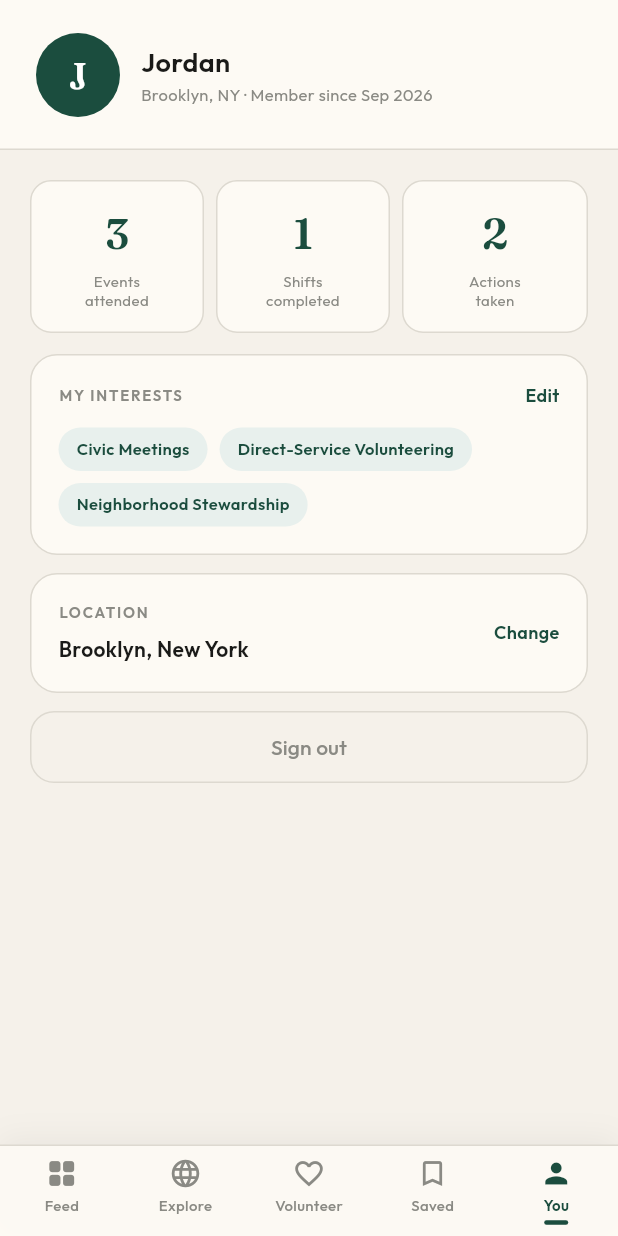
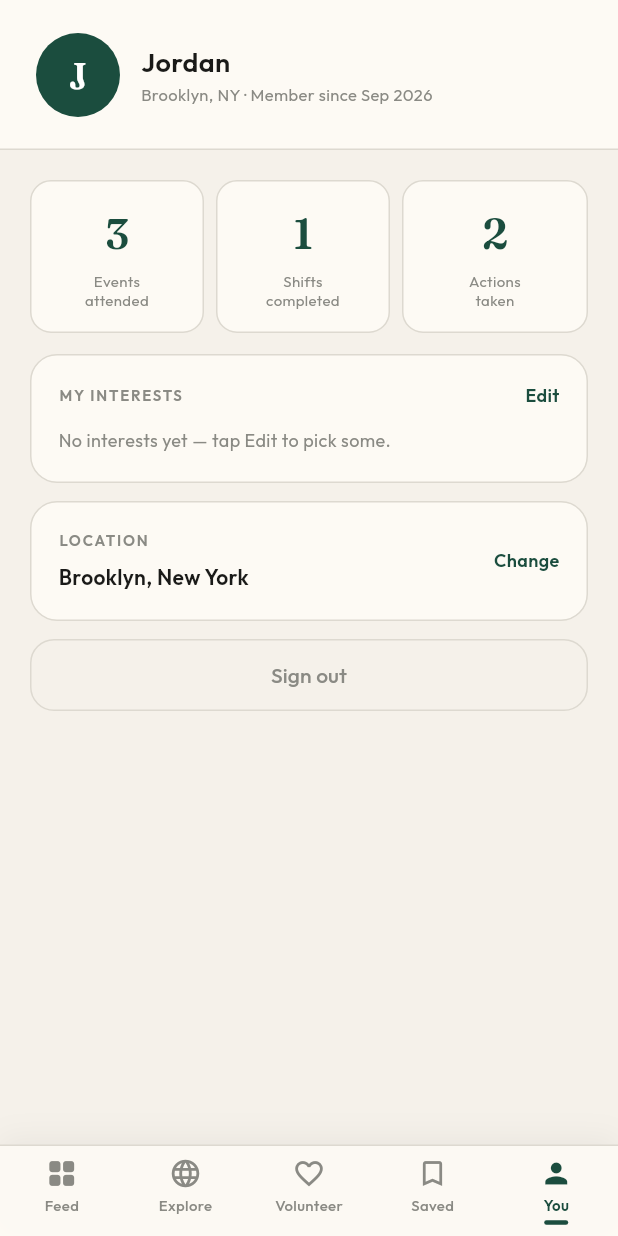
Before and after one commit to beaulierelindsay/InVolve, a Flutter app: the ProfilePage screen opened by its route, on a phone screen of 412 x 824 dp. Run offline on Flutter 3.47's test engine with Material 3 defaults, Android fonts, the light colour scheme and no system bars; our stand-ins replace go_router, google_fonts, shared_preferences; accounts and stored records are empty.

Commit message:
created user preferences model and preferences store, updated main.dart to load preferences on app startup.

```diff
--- a/ui_draft/lib/main.dart
+++ b/ui_draft/lib/main.dart
@@ -2,8 +2,9 @@ import 'package:flutter/material.dart';
 import 'package:flutter/services.dart';
 import 'app_theme.dart';
 import 'router.dart';
+import 'services/preferences_store.dart';
 
-void main() {
+Future<void> main() async {
   WidgetsFlutterBinding.ensureInitialized();
   SystemChrome.setSystemUIOverlayStyle(
     const SystemUiOverlayStyle(
@@ -11,6 +12,7 @@ void main() {
       statusBarIconBrightness: Brightness.dark,
     ),
   );
+  await PreferencesStore.instance.load();
   runApp(const InVolveApp());
 }
 
--- /dev/null
+++ b/ui_draft/lib/models/user_preferences.dart
@@ -0,0 +1,39 @@
+/// What the user told us during onboarding.
+///
+/// This is the contract between the UI and the ranking logic:
+/// - [categoryIds] are EngagementCategory ids (see CategoryIds).
+/// - [commitment] is one of 'drop-in' | 'occasional' | 'regular'.
+class UserPreferences {
+  static const defaultLocation = 'Brooklyn, New York';
+
+  final Set<String> categoryIds;
+  final String? commitment;
+  final String locationLabel;
+
+  const UserPreferences({
+    this.categoryIds = const {},
+    this.commitment,
+    this.locationLabel = defaultLocation,
+  });
+
+  bool get hasInterests => categoryIds.isNotEmpty;
+
+  UserPreferences copyWith({
+    Set<String>? categoryIds,
+    String? commitment,
+    String? locationLabel,
+  }) {
+    return UserPreferences(
+      categoryIds: categoryIds ?? this.categoryIds,
+      commitment: commitment ?? this.commitment,
+      locationLabel: locationLabel ?? this.locationLabel,
+    );
+  }
+
+  /// Shape to write to Firestore (users/{uid}) later.
+  Map<String, dynamic> toMap() => {
+        'categoryIds': categoryIds.toList(),
+        'commitment': commitment,
+        'locationLabel': locationLabel,
+      };
+}
--- a/ui_draft/lib/pages/profile_page.dart
+++ b/ui_draft/lib/pages/profile_page.dart
@@ -2,11 +2,12 @@ import 'package:flutter/material.dart';
 import 'package:go_router/go_router.dart';
 import 'package:google_fonts/google_fonts.dart';
 import '../app_theme.dart';
+import '../models/category.dart';
+import '../services/preferences_store.dart';
 
 class ProfilePage extends StatelessWidget {
   const ProfilePage({super.key});
 
-  static const _interests = ['Civic Meetings', 'Direct-Service Volunteering', 'Neighborhood Stewardship'];
   static const _stats = [
     (n: '3', label: 'Events\nattended'),
     (n: '1', label: 'Shifts\ncompleted'),
@@ -15,6 +16,9 @@ class ProfilePage extends StatelessWidget {
 
   @override
   Widget build(BuildContext context) {
+    final prefs = PreferencesStore.instance.prefs;
+    final myCategories =
+        allCategories.where((c) => prefs.categoryIds.contains(c.id)).toList();
     return Scaffold(
       backgroundColor: AppColors.ground,
       body: CustomScrollView(
@@ -109,13 +113,17 @@ class ProfilePage extends StatelessWidget {
                         ],
                       ),
                       const SizedBox(height: 12),
+                      if (myCategories.isEmpty)
+                        Text('No interests yet — tap Edit to pick some.',
+                            style: GoogleFonts.outfit(fontSize: 12, color: AppColors.inkMuted))
+                      else
                         Wrap(
                           spacing: 8,
                           runSpacing: 8,
-                        children: _interests.map((i) => Container(
+                          children: myCategories.map((c) => Container(
                             padding: const EdgeInsets.symmetric(horizontal: 12, vertical: 6),
-                          decoration: BoxDecoration(color: AppColors.forestLight, borderRadius: BorderRadius.circular(20)),
-                          child: Text(i, style: GoogleFonts.outfit(fontSize: 11, fontWeight: FontWeight.w600, color: AppColors.forest)),
+                            decoration: BoxDecoration(color: c.lightColor, borderRadius: BorderRadius.circular(20)),
+                            child: Text(c.shortLabel, style: GoogleFonts.outfit(fontSize: 11, fontWeight: FontWeight.w600, color: c.color)),
                           )).toList(),
                         ),
                     ],
@@ -140,7 +148,7 @@ class ProfilePage extends StatelessWidget {
                           children: [
                             Text('LOCATION', style: GoogleFonts.outfit(fontSize: 10, fontWeight: FontWeight.w600, letterSpacing: 1.2, color: AppColors.inkMuted)),
                             const SizedBox(height: 6),
-                            Text('Brooklyn, New York', style: GoogleFonts.outfit(fontSize: 14, fontWeight: FontWeight.w600, color: AppColors.ink)),
+                            Text(prefs.locationLabel, style: GoogleFonts.outfit(fontSize: 14, fontWeight: FontWeight.w600, color: AppColors.ink)),
                           ],
                         ),
                       ),
--- a/ui_draft/lib/pages/welcome_page.dart
+++ b/ui_draft/lib/pages/welcome_page.dart
@@ -2,6 +2,7 @@ import 'package:flutter/material.dart';
 import 'package:go_router/go_router.dart';
 import 'package:google_fonts/google_fonts.dart';
 import '../app_theme.dart';
+import '../services/preferences_store.dart';
 
 class WelcomePage extends StatefulWidget {
   const WelcomePage({super.key});
@@ -12,7 +13,7 @@ class WelcomePage extends StatefulWidget {
 
 class _WelcomePageState extends State<WelcomePage> {
   final _locationController = TextEditingController();
-  String _confirmedLocation = 'Brooklyn, New York';
+  String _confirmedLocation = PreferencesStore.instance.prefs.locationLabel;
   bool _locating = false;
   bool _locationSet = false;
 
@@ -32,6 +33,7 @@ class _WelcomePageState extends State<WelcomePage> {
       _locating = false;
       _locationSet = true;
     });
+    PreferencesStore.instance.setLocation(_confirmedLocation);
   }
 
   void _confirmLocation() {
@@ -40,6 +42,7 @@ class _WelcomePageState extends State<WelcomePage> {
         _confirmedLocation = _locationController.text.trim();
         _locationSet = true;
       });
+      PreferencesStore.instance.setLocation(_confirmedLocation);
     }
   }
 
--- /dev/null
+++ b/ui_draft/lib/services/preferences_store.dart
@@ -0,0 +1,57 @@
+import 'package:flutter/foundation.dart';
+import 'package:shared_preferences/shared_preferences.dart';
+import '../models/category.dart';
+import '../models/user_preferences.dart';
+
+/// App-wide holder for the user's onboarding choices.
+///
+/// Uses only Flutter built-ins for state (ChangeNotifier), so no extra
+/// state-management package is needed. Read with
+/// `PreferencesStore.instance.prefs`; listen with addListener or
+/// ListenableBuilder.
+///
+/// When Firebase Auth is ready, swap the SharedPreferences calls in
+/// load()/update() for reads/writes to users/{uid}. Nothing else changes.
+class PreferencesStore extends ChangeNotifier {
+  PreferencesStore._();
+  static final PreferencesStore instance = PreferencesStore._();
+
+  static const _kCategories = 'pref_category_ids';
+  static const _kCommitment = 'pref_commitment';
+  static const _kLocation = 'pref_location_label';
+
+  UserPreferences _prefs = const UserPreferences();
+  UserPreferences get prefs => _prefs;
+
+  /// Call once in main() before runApp().
+  Future<void> load() async {
+    final sp = await SharedPreferences.getInstance();
+    final validIds = allCategories.map((c) => c.id).toSet();
+    _prefs = UserPreferences(
+      // Drop any stored ids that no longer exist (e.g. after a rename).
+      categoryIds: (sp.getStringList(_kCategories) ?? const <String>[])
+          .where(validIds.contains)
+          .toSet(),
+      commitment: sp.getString(_kCommitment),
+      locationLabel: sp.getString(_kLocation) ?? UserPreferences.defaultLocation,
+    );
+    notifyListeners();
+  }
+
+  Future<void> update(UserPreferences next) async {
+    _prefs = next;
+    notifyListeners();
+
+    final sp = await SharedPreferences.getInstance();
+    await sp.setStringList(_kCategories, next.categoryIds.toList());
+    if (next.commitment != null) {
+      await sp.setString(_kCommitment, next.commitment!);
+    } else {
+      await sp.remove(_kCommitment);
+    }
+    await sp.setString(_kLocation, next.locationLabel);
+  }
+
+  Future<void> setLocation(String label) =>
+      update(_prefs.copyWith(locationLabel: label));
+}
--- a/ui_draft/pubspec.yaml
+++ b/ui_draft/pubspec.yaml
@@ -9,9 +9,10 @@ environment:
 dependencies:
   flutter:
     sdk: flutter
-  go_router: ^13.0.0
-  google_fonts: ^6.2.1
+  go_router: ^18.0.2
+  google_fonts: ^9.0.0
   google_maps_flutter: ^2.9.0
+  shared_preferences: ^2.5.5
 
 flutter:
   uses-material-design: true
```
Also changed, not shown: ui_draft/lib/app_theme.dart (+6 -6 lines), ui_draft/lib/pages/feed_page.dart (+67 -10 lines), ui_draft/lib/pages/interests_page.dart (+26 -4 lines), ui_draft/pubspec.lock, 1 other file. Lines whose indentation alone changed are shown as unchanged.
